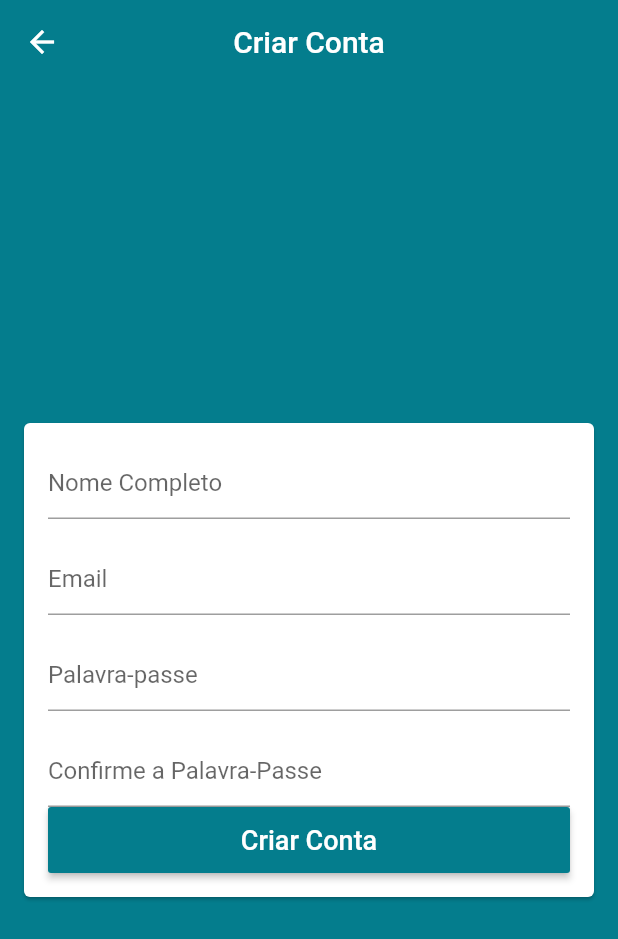
After one commit to devmacuacua/flutter-shop, a Flutter app: the screen it shows after launch, after a tap on "CRIAR CONTA", on a phone screen of 412 x 824 dp. The commit adds this screen. Shown: the top 939 px of the screen. Run offline on Flutter 3.47's test engine with Material 2 defaults, Android fonts, the phone set to English and light mode, and no system bars; our stand-ins replace cloud_firestore, firebase_auth, firebase_core; accounts and stored records are empty.

Commit message:
Register User Screen

```diff
--- a/lib/main.dart
+++ b/lib/main.dart
@@ -4,6 +4,7 @@ import 'package:flutter/material.dart';
 import 'package:provider/provider.dart';
 import 'package:store/models/user_manager.dart';
 import 'package:store/screens/base/base_screen.dart';
+import 'package:store/screens/signup/signup_screen.dart';
 
 void main() async{
 
@@ -39,7 +40,21 @@ class MyApp extends StatelessWidget {
           ),
           visualDensity: VisualDensity.adaptivePlatformDensity,
         ),
-        home: BaseScreen()
+        initialRoute: '/base',
+        //home: BaseScreen()
+        onGenerateRoute: (settings){
+            switch(settings.name){
+              case '/signup':
+                return MaterialPageRoute(
+                    builder: (_) => SignUpScreen()
+                );
+              case '/base':
+              default :
+                return MaterialPageRoute(
+                    builder: (_) => BaseScreen()
+                );
+            }
+        } ,
       ),
     );
   }
--- a/lib/screens/login/login_screen.dart
+++ b/lib/screens/login/login_screen.dart
@@ -19,6 +19,18 @@ class LoginScreen extends StatelessWidget{
           appBar: AppBar(
             title: const Text('Enter'),
             centerTitle: true,
+            actions: <Widget>[
+              FlatButton(
+                  onPressed: (){
+                      Navigator.of(context).pushReplacementNamed('/signup');
+                  },
+                  textColor: Colors.white,
+                  child: const Text(
+                      'CRIAR CONTA',
+                      style: TextStyle(fontSize: 14),
+                  )
+              )
+            ],
           ),
           body: Center(
             child:Card(
--- /dev/null
+++ b/lib/screens/signup/signup_screen.dart
@@ -0,0 +1,61 @@
+import 'package:flutter/material.dart';
+
+class SignUpScreen extends StatelessWidget{
+  @override
+  Widget build(BuildContext context){
+    return Scaffold(
+      appBar: AppBar(
+        title: const Text('Criar Conta'),
+        centerTitle: true,
+      ),
+      body: Center(
+        child: Card(
+          margin: const EdgeInsets.symmetric( horizontal: 16 ),
+          child: ListView(
+            padding: const EdgeInsets.all(16),
+            shrinkWrap: true,
+            children: <Widget> [
+              TextFormField(
+                  decoration: const InputDecoration(hintText: 'Nome Completo'),
+              ),
+              const SizedBox(height: 16,),
+              TextFormField(
+                decoration: const InputDecoration(hintText: 'Email'),
+                keyboardType: TextInputType.emailAddress,
+              ),
+              const SizedBox(height: 16,),
+              TextFormField(
+                decoration: const InputDecoration(hintText: 'Palavra-passe'),
+                obscureText: true,
+              ),
+              const SizedBox(height: 16,),
+              TextFormField(
+                decoration: const InputDecoration(hintText: 'Confirme a Palavra-Passe'),
+                obscureText: true,
+              ),
+
+              SizedBox(
+                height: 44,
+                child: RaisedButton(
+                  color: Theme.of(context).primaryColor,
+                  disabledColor: Theme.of(context).primaryColor.withAlpha(100),
+                  textColor: Colors.white,
+                  onPressed: (){
+
+                  },
+                  child: const Text (
+                      'Criar Conta',
+                      style: TextStyle(
+                        fontSize: 18
+                      ) ,
+                  ),
+                ),
+              )
+
+            ],
+          ),
+        ),
+      ),
+    );
+  }
+}
```
